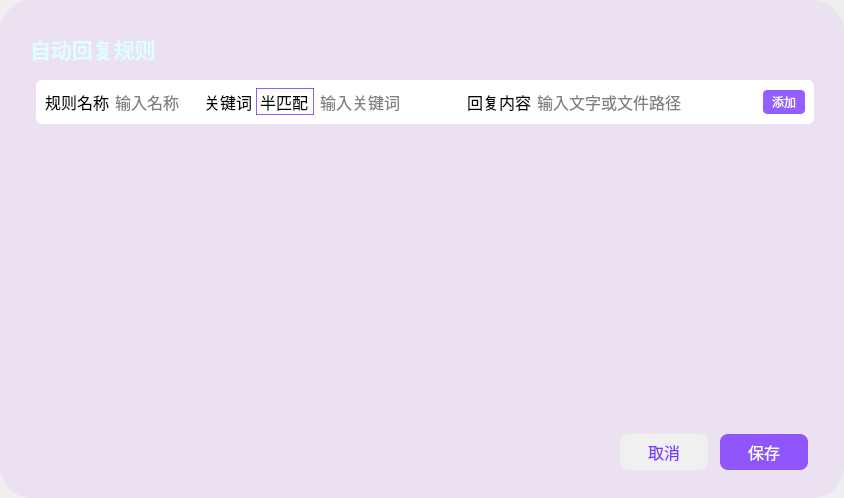
YangShengzhou03/LeafAutoFly, file UI_Reply.ui: the form before one commit.
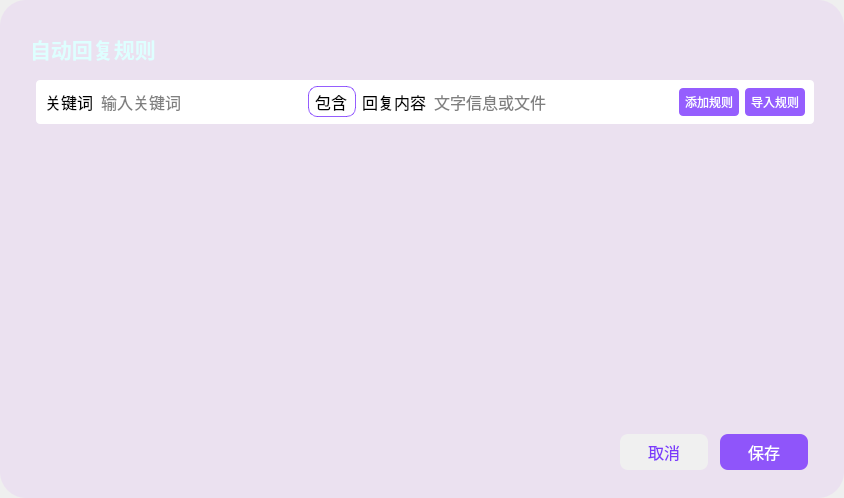
The form after the commit. Icons and pictures are not drawn.

```diff
--- a/UI_Reply.ui
+++ b/UI_Reply.ui
@@ -34,7 +34,7 @@
      <property name="styleSheet">
       <string notr="true">QFrame#frame{
 background-color: rgba(170, 0, 255, 15);
-border-radius:32px;
+border-radius:26px;
 }</string>
      </property>
      <property name="frameShape">
@@ -95,7 +95,7 @@
 background-color: qlineargradient(x1:0, y1:0, x2:0, y2:1,
                                   stop:0 rgb(105, 27, 253), 
                                   stop:1 rgb(200, 160, 240));
-border-radius:20px;
+border-radius:12px;
 color: rgb(255, 255, 255);
 }
 
@@ -147,7 +147,7 @@
                  </property>
                  <layout class="QVBoxLayout" name="verticalLayout_2">
                   <property name="spacing">
-                   <number>0</number>
+                   <number>6</number>
                   </property>
                   <property name="leftMargin">
                    <number>6</number>
@@ -175,12 +175,12 @@
                      </font>
                     </property>
                     <property name="styleSheet">
-                     <string notr="true">border-radius: 6px;
+                     <string notr="true">border-radius: 4px;
 background:rgb(255, 255, 255);</string>
                     </property>
-                    <layout class="QHBoxLayout" name="horizontalLayout_17" stretch="0,1,0,0,0,0,0,0,0">
+                    <layout class="QHBoxLayout" name="horizontalLayout_17" stretch="0,0,0,0,0,0,0,0">
                      <property name="spacing">
-                      <number>4</number>
+                      <number>6</number>
                      </property>
                      <property name="leftMargin">
                       <number>9</number>
@@ -194,44 +194,6 @@
                      <property name="bottomMargin">
                       <number>6</number>
                      </property>
-                     <item>
-                      <widget class="QLabel" name="label_16">
-                       <property name="font">
-                        <font>
-                         <family>微软雅黑 Light</family>
-                         <pointsize>12</pointsize>
-                        </font>
-                       </property>
-                       <property name="styleSheet">
-                        <string notr="true">color:rgb(0, 0, 0);
-background:rgba(0, 0, 0, 0);</string>
-                       </property>
-                       <property name="text">
-                        <string>规则名称</string>
-                       </property>
-                      </widget>
-                     </item>
-                     <item>
-                      <widget class="QLineEdit" name="RuleName_lineEdit">
-                       <property name="font">
-                        <font>
-                         <family>微软雅黑 Light</family>
-                         <pointsize>12</pointsize>
-                        </font>
-                       </property>
-                       <property name="styleSheet">
-                        <string notr="true">color:rgb(0, 0, 0);
-background:rgb(255, 255, 255);
-border-radius: 0px;</string>
-                       </property>
-                       <property name="maxLength">
-                        <number>5</number>
-                       </property>
-                       <property name="placeholderText">
-                        <string>输入名称</string>
-                       </property>
-                      </widget>
-                     </item>
                      <item>
                       <widget class="QLabel" name="label_17">
                        <property name="font">
@@ -249,11 +211,35 @@
                        </property>
                       </widget>
                      </item>
+                     <item>
+                      <widget class="QLineEdit" name="KeyWord_lineEdit">
+                       <property name="minimumSize">
+                        <size>
+                         <width>145</width>
+                         <height>0</height>
+                        </size>
+                       </property>
+                       <property name="font">
+                        <font>
+                         <family>微软雅黑 Light</family>
+                         <pointsize>12</pointsize>
+                        </font>
+                       </property>
+                       <property name="styleSheet">
+                        <string notr="true">color:rgb(0, 0, 0);
+background:rgb(255, 255, 255);
+border-radius: 0px;</string>
+                       </property>
+                       <property name="placeholderText">
+                        <string>输入关键词</string>
+                       </property>
+                      </widget>
+                     </item>
                      <item>
                       <widget class="QComboBox" name="Rule_comboBox">
                        <property name="minimumSize">
                         <size>
-                         <width>58</width>
+                         <width>48</width>
                          <height>0</height>
                         </size>
                        </property>
@@ -268,10 +254,10 @@
                         <string notr="true">QComboBox {
     color: rgb(0, 0, 0);
     background: rgb(255, 255, 255);
-    border-radius: 0px;
+    border-radius: 9px;
     border: 1px solid rgba(105, 27, 253, 180);
-    padding-right: 0px;
-    padding-left: 3px;
+    padding: 2px 6px;
+    text-align: center;
 }
 
 QComboBox::drop-down {
@@ -287,7 +273,7 @@
 
 QComboBox QAbstractItemView {
     border: 1px solid rgba(105, 27, 253, 180);
-	border-radius: 0px;
+    border-radius: 2px;
     background: white;
 }</string>
                        </property>
@@ -299,40 +285,16 @@
                        </property>
                        <item>
                         <property name="text">
-                         <string>半匹配</string>
+                         <string>包含</string>
                         </property>
                        </item>
                        <item>
                         <property name="text">
-                         <string>全匹配</string>
+                         <string>等于</string>
                         </property>
                        </item>
                       </widget>
                      </item>
-                     <item>
-                      <widget class="QLineEdit" name="KeyWord_lineEdit">
-                       <property name="minimumSize">
-                        <size>
-                         <width>145</width>
-                         <height>0</height>
-                        </size>
-                       </property>
-                       <property name="font">
-                        <font>
-                         <family>微软雅黑 Light</family>
-                         <pointsize>12</pointsize>
-                        </font>
-                       </property>
-                       <property name="styleSheet">
-                        <string notr="true">color:rgb(0, 0, 0);
-background:rgb(255, 255, 255);
-border-radius: 0px;</string>
-                       </property>
-                       <property name="placeholderText">
-                        <string>输入关键词</string>
-                       </property>
-                      </widget>
-                     </item>
                      <item>
                       <widget class="QLabel" name="label_18">
                        <property name="font">
@@ -370,7 +332,7 @@
 border-radius: 0px;</string>
                        </property>
                        <property name="placeholderText">
-                        <string>输入文字或文件路径</string>
+                        <string>文字信息或文件</string>
                        </property>
                       </widget>
                      </item>
@@ -416,13 +378,59 @@
                        <property name="minimumSize">
                         <size>
                          <width>42</width>
-                         <height>24</height>
+                         <height>28</height>
                         </size>
                        </property>
                        <property name="maximumSize">
+                        <size>
+                         <width>16777215</width>
+                         <height>28</height>
+                        </size>
+                       </property>
+                       <property name="font">
+                        <font>
+                         <family>微软雅黑</family>
+                         <pointsize>-1</pointsize>
+                        </font>
+                       </property>
+                       <property name="cursor">
+                        <cursorShape>PointingHandCursor</cursorShape>
+                       </property>
+                       <property name="styleSheet">
+                        <string notr="true">QPushButton {
+    background-color: rgba(105, 27, 253, 180);
+    border: none;
+    border-radius: 4px;
+    color: white;
+    font-size: 12px;
+    padding: 6px;
+}
+
+QPushButton:hover {
+    background-color: rgba(105, 27, 253, 0.75);
+}
+
+QPushButton:pressed {
+    background-color: rgba(105, 27, 253, 0.85);
+}</string>
+                       </property>
+                       <property name="text">
+                        <string>添加规则</string>
+                       </property>
+                      </widget>
+                     </item>
+                     <item>
+                      <widget class="QPushButton" name="pushButton_load">
+                       <property name="minimumSize">
                         <size>
                          <width>42</width>
-                         <height>24</height>
+                         <height>28</height>
+                        </size>
+                       </property>
+                       <property name="maximumSize">
+                        <size>
+                         <width>16777215</width>
+                         <height>28</height>
                         </size>
                        </property>
                        <property name="font">
@@ -441,7 +449,7 @@
     border-radius: 4px;
     color: white;
     font-size: 12px;
-    padding: 2px;
+    padding: 6px;
 }
 
 QPushButton:hover {
@@ -453,7 +461,7 @@
 }</string>
                        </property>
                        <property name="text">
-                        <string>添加</string>
+                        <string>导入规则</string>
                        </property>
                       </widget>
                      </item>
@@ -511,7 +519,7 @@
                        <x>0</x>
                        <y>0</y>
                        <width>774</width>
-                       <height>299</height>
+                       <height>287</height>
                       </rect>
                      </property>
                      <property name="layoutDirection">
```
